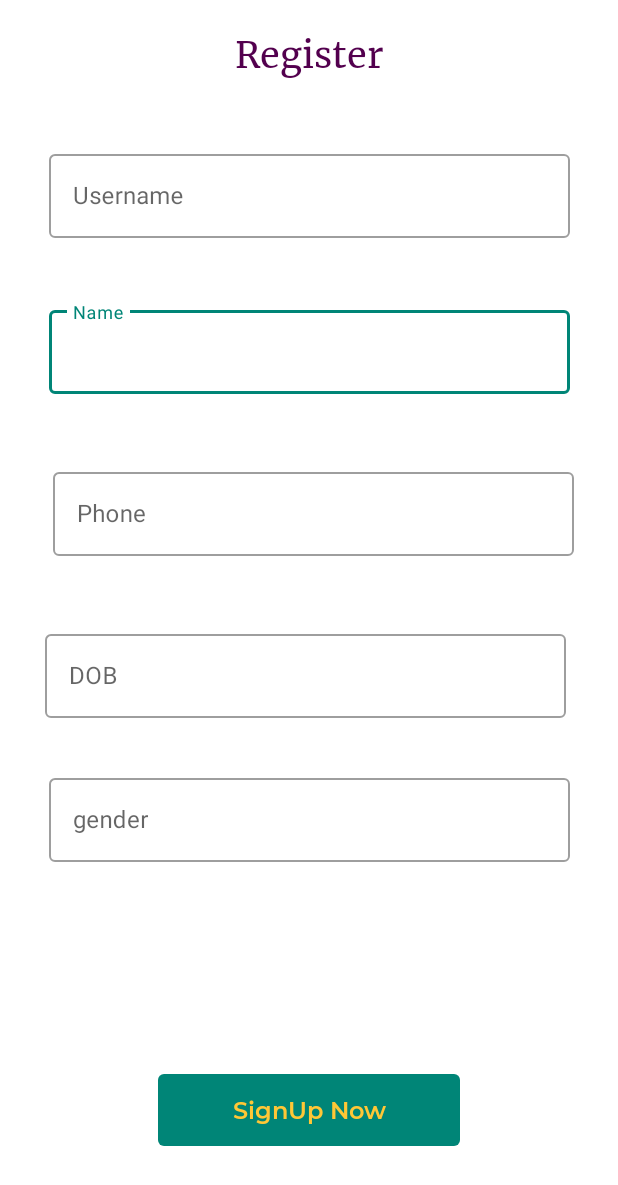
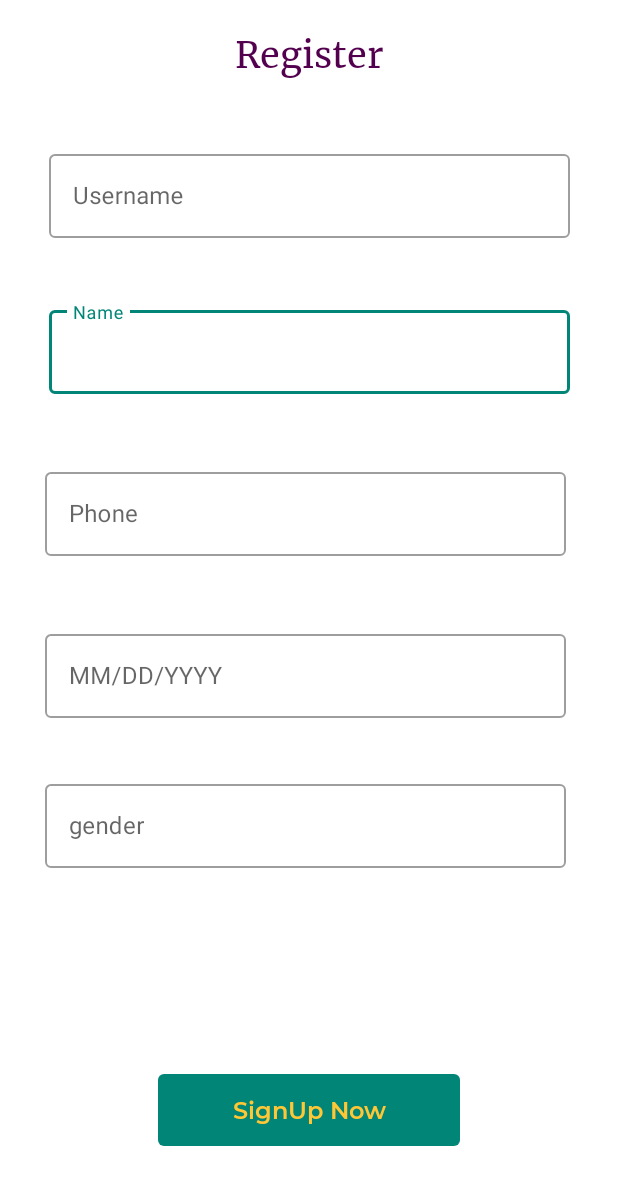
Before and after one commit to Shub-Gautam/TOGS, an Android app: the RegisterSecond screen opened directly, with no data from a screen before it, on a phone screen of 412 x 824 dp. Shown: the top 1185 px of the screen. Run offline under Robolectric (Android 15) with nearby library versions, the phone set to English and light mode, and no system bars.

Commit message:
Register UI fix

```diff
--- a/app/build.gradle
+++ b/app/build.gradle
@@ -35,6 +35,7 @@ android {
 
 dependencies {
     implementation 'com.google.code.gson:gson:2.8.9'
+    implementation 'com.squareup.picasso:picasso:2.8'
     implementation 'com.squareup.okhttp3:okhttp:4.10.0'
     implementation 'androidx.appcompat:appcompat:1.5.1'
     implementation 'com.google.android.material:material:1.6.1'
--- a/app/src/main/java/com/example/tog_s/HomePage.java
+++ b/app/src/main/java/com/example/tog_s/HomePage.java
@@ -7,12 +7,18 @@ import androidx.coordinatorlayout.widget.CoordinatorLayout;
 import android.content.Context;
 import android.content.Intent;
 import android.content.SharedPreferences;
+import android.graphics.Bitmap;
+import android.graphics.BitmapFactory;
+import android.graphics.drawable.Drawable;
 import android.os.Bundle;
 import android.view.View;
 import android.widget.ImageView;
 import android.widget.TextView;
 
 import com.google.android.material.snackbar.Snackbar;
+
+import java.io.InputStream;
+import java.net.URL;
 
 public class HomePage extends AppCompatActivity {
     ConstraintLayout coordinatorLayout;
--- a/app/src/main/java/com/example/tog_s/MainActivity.java
+++ b/app/src/main/java/com/example/tog_s/MainActivity.java
@@ -18,6 +18,9 @@ public class MainActivity extends AppCompatActivity {
             getSupportActionBar().hide();
         }
 
+        Auth auth = new Auth();
+        auth.test();
+
         Intent i =new Intent(getApplicationContext(),IntroSlider.class);
         startActivity(i);
 
--- a/app/src/main/java/com/example/tog_s/RegisterSecond.java
+++ b/app/src/main/java/com/example/tog_s/RegisterSecond.java
@@ -4,9 +4,16 @@ import androidx.appcompat.app.AppCompatActivity;
 
 import android.content.Intent;
 import android.os.Bundle;
+import android.text.Editable;
+import android.text.TextWatcher;
+import android.view.MotionEvent;
 import android.view.View;
 import android.widget.Button;
 import android.widget.EditText;
+import com.google.android.material.datepicker.MaterialDatePicker;
+import com.google.android.material.datepicker.MaterialPickerOnPositiveButtonClickListener;
+import com.google.android.material.textfield.TextInputLayout;
+
 
 public class RegisterSecond extends AppCompatActivity {
 
@@ -25,6 +32,50 @@ public class RegisterSecond extends AppCompatActivity {
         EditText phone = (EditText) findViewById(R.id.textInputEditTextRegisterPhone);
         EditText dob = (EditText) findViewById(R.id.textInputEditTextRegisterDOB);
         EditText gender = (EditText) findViewById(R.id.textInputEditTextRegisterGender);
+        TextInputLayout dobview = (TextInputLayout) findViewById(R.id.outlinedTextFieldRegister14);
+
+
+        MaterialDatePicker.Builder materialDateBuilder = MaterialDatePicker.Builder.datePicker();
+        materialDateBuilder.setTitleText("SELECT A DATE");
+        final MaterialDatePicker materialDatePicker = materialDateBuilder.build();
+
+//        dob.setOnFocusChangeListener(new View.OnFocusChangeListener() {
+//            @Override
+//            public void onFocusChange(View view, boolean b) {
+//                materialDatePicker.show(getSupportFragmentManager(), "MATERIAL_DATE_PICKER");
+//            }
+//        });
+
+//        dobview.
+
+//        dob.add
+
+
+//        dob.setOnClickListener(new View.OnClickListener() {
+//            @Override
+//            public void onClick(View view) {
+//                materialDatePicker.show(getSupportFragmentManager(), "MATERIAL_DATE_PICKER");
+//            }
+//        });
+
+//        materialDatePicker.addOnPositiveButtonClickListener(new MaterialPickerOnPositiveButtonClickListener() {
+//            @Override
+//            public void onPositiveButtonClick(Object selection) {
+//                dob.setText(materialDatePicker.getHeaderText());
+//            }
+//        });
+//
+//        materialDatePicker.addOnNegativeButtonClickListener(new View.OnClickListener() {
+//            @Override
+//            public void onClick(View view) {
+//                dob.setText("");
+//            }
+//        });
+
+
+
+
+
 
         Button SignUp = (Button) findViewById(R.id.signUpNow);
 
--- a/app/src/main/res/layout/activity_register_second.xml
+++ b/app/src/main/res/layout/activity_register_second.xml
@@ -57,7 +57,8 @@
         <com.google.android.material.textfield.TextInputEditText
             android:id="@+id/textInputEditTextRegisterName"
             android:layout_width="match_parent"
-            android:layout_height="56dp" />
+            android:layout_height="56dp"
+            android:singleLine="true" />
     </com.google.android.material.textfield.TextInputLayout>
 
     <com.google.android.material.textfield.TextInputLayout
@@ -74,7 +75,9 @@
         <com.google.android.material.textfield.TextInputEditText
             android:id="@+id/textInputEditTextRegisterUsername"
             android:layout_width="match_parent"
-            android:layout_height="56dp" />
+            android:layout_height="56dp"
+            android:inputType="text"
+            android:singleLine="true" />
     </com.google.android.material.textfield.TextInputLayout>
 
     <com.google.android.material.textfield.TextInputLayout
@@ -85,14 +88,15 @@
         android:layout_marginTop="44dp"
         android:hint="Phone"
         app:layout_constraintEnd_toEndOf="parent"
-        app:layout_constraintHorizontal_bias="0.546"
+        app:layout_constraintHorizontal_bias="0.468"
         app:layout_constraintStart_toStartOf="parent"
         app:layout_constraintTop_toBottomOf="@+id/outlinedTextFieldRegister12">
 
         <com.google.android.material.textfield.TextInputEditText
             android:id="@+id/textInputEditTextRegisterPhone"
             android:layout_width="match_parent"
-            android:layout_height="56dp" />
+            android:layout_height="56dp"
+            android:singleLine="true" />
     </com.google.android.material.textfield.TextInputLayout>
 
     <com.google.android.material.textfield.TextInputLayout
@@ -101,7 +105,7 @@
         android:layout_width="347dp"
         android:layout_height="64dp"
         android:layout_marginTop="44dp"
-        android:hint="DOB"
+        android:hint="MM/DD/YYYY"
         app:layout_constraintEnd_toEndOf="parent"
         app:layout_constraintHorizontal_bias="0.468"
         app:layout_constraintStart_toStartOf="parent"
@@ -110,7 +114,9 @@
         <com.google.android.material.textfield.TextInputEditText
             android:id="@+id/textInputEditTextRegisterDOB"
             android:layout_width="match_parent"
-            android:layout_height="56dp" />
+            android:layout_height="56dp"
+            android:editable="true"
+            android:singleLine="true" />
     </com.google.android.material.textfield.TextInputLayout>
 
     <com.google.android.material.textfield.TextInputLayout
@@ -118,16 +124,18 @@
         style="@style/Widget.MaterialComponents.TextInputLayout.OutlinedBox"
         android:layout_width="347dp"
         android:layout_height="64dp"
-        android:layout_marginTop="32dp"
+        android:layout_marginTop="36dp"
         android:hint="gender"
         app:layout_constraintEnd_toEndOf="parent"
+        app:layout_constraintHorizontal_bias="0.468"
         app:layout_constraintStart_toStartOf="parent"
         app:layout_constraintTop_toBottomOf="@+id/outlinedTextFieldRegister14">
 
         <com.google.android.material.textfield.TextInputEditText
             android:id="@+id/textInputEditTextRegisterGender"
             android:layout_width="match_parent"
-            android:layout_height="56dp" />
+            android:layout_height="56dp"
+            android:singleLine="true" />
     </com.google.android.material.textfield.TextInputLayout>
 
 </androidx.constraintlayout.widget.ConstraintLayout>
```
Also changed, not shown: app/src/main/java/com/example/tog_s/Auth.java (+25 -0 lines), app/src/main/java/com/example/tog_s/DigitalCard.java (+25 -0 lines).
